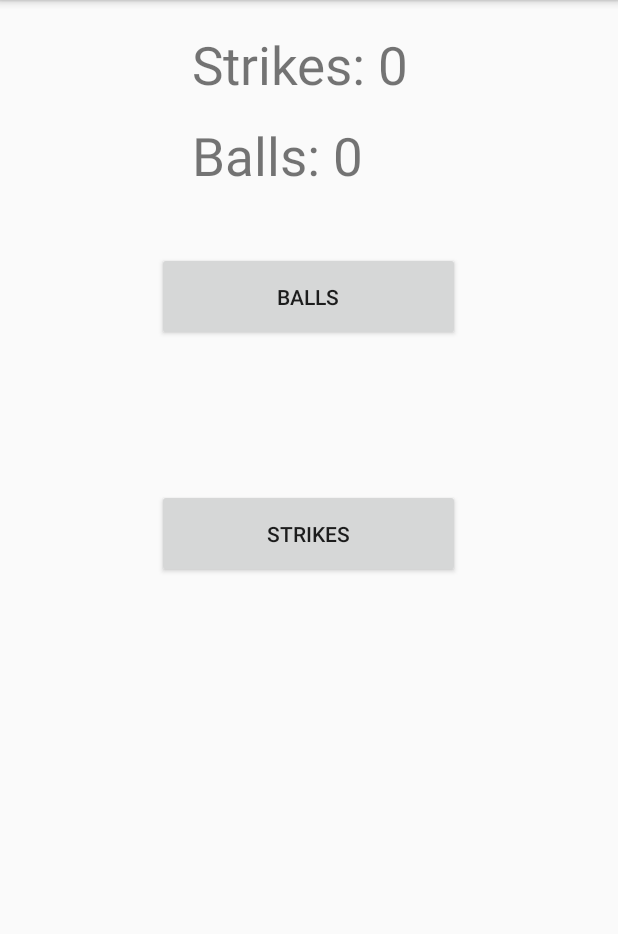
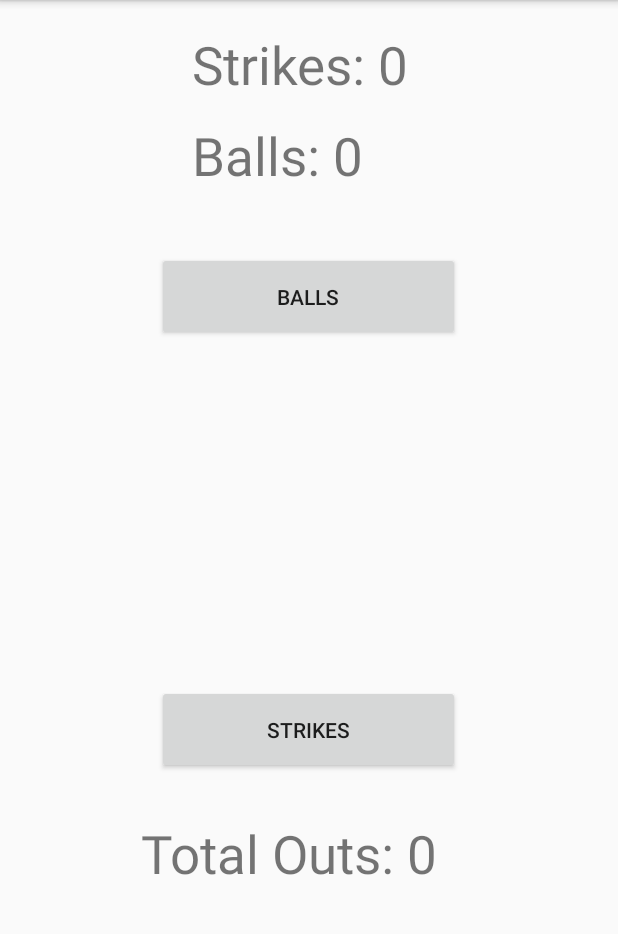
Before and after one commit to ZTheiss/UmpireBuddyCS449, an Android app: the screen it shows after launch (UmpireBuddy), after a tap on "Refresh", on a phone screen of 412 x 824 dp, the part 84-1018 px from its top. Run offline under Robolectric (Android 15) with nearby library versions, the phone set to English and light mode, and no system bars; 1 statement that could not run was skipped; 2 other taps on this screen came first.

Commit message:
Added in total Hits, need to fix persistent storage.

```diff
--- a/app/src/main/java/com/example/zacth/umpire_buddy/UmpireBuddy.java
+++ b/app/src/main/java/com/example/zacth/umpire_buddy/UmpireBuddy.java
@@ -3,6 +3,7 @@ package com.example.zacth.umpire_buddy;
 import android.app.AlertDialog;
 import android.content.DialogInterface;
 import android.content.Intent;
+import android.content.SharedPreferences;
 import android.os.Bundle;
 import android.support.v7.app.AppCompatActivity;
 import android.support.v7.widget.Toolbar;
@@ -16,12 +17,16 @@ import android.widget.Toast;
 
 public class UmpireBuddy extends AppCompatActivity {
 
+    public static final String SHARED_PREFS = "sharedPrefs";
+    public static final String TEXT = "text";
     Button bbtn;
     TextView btxt;
     TextView stxt;
+    TextView otext;
     Button sbtn;
     Integer bCounter = 0;
     Integer sCounter = 0;
+    Integer oCounter = 0;
     Integer outs = 0;
     // Used to load the 'native-lib' library on application startup.
     static {
@@ -36,6 +41,7 @@ public class UmpireBuddy extends AppCompatActivity {
         sbtn=(Button) findViewById(R.id.StrikeBtn);
         btxt=findViewById(R.id.BallTextView);
         stxt=findViewById(R.id.StrikeTextView);
+        otext=findViewById(R.id.outTextView);
 
         Toolbar myToolbar =(findViewById(R.id.my_toolbar));
         setSupportActionBar(myToolbar);
@@ -80,6 +86,8 @@ public class UmpireBuddy extends AppCompatActivity {
                             stxt.setText("Strikes: 0");
                             bCounter = 0;
                             sCounter = 0;
+                            oCounter++;
+                            otext.setText("Total Outs: " + oCounter);
                         }
                     });
                     strikesbuilder.show();
@@ -105,6 +113,12 @@ public class UmpireBuddy extends AppCompatActivity {
                 }
             }
         });
+
+        saveData();
+        loadData();
+
+
+
     }
 
     public void onBallButtonTap(View v){
@@ -136,9 +150,11 @@ public class UmpireBuddy extends AppCompatActivity {
         if (id == R.id.action_refresh) {
             btxt.setText("Balls: 0");
             stxt.setText("Strikes: 0");
+            otext.setText("Total Outs: 0");
             bCounter = 0;
             sCounter = 0;
             outs = 0;
+            oCounter = 0;
             Toast.makeText(this, "Refreshed", Toast.LENGTH_SHORT).show();
             return true;
         }
@@ -150,4 +166,14 @@ public class UmpireBuddy extends AppCompatActivity {
         return super.onOptionsItemSelected(item);
     }
 
+    public void saveData(){
+        SharedPreferences sharedPreferences = getSharedPreferences(SHARED_PREFS, MODE_PRIVATE);
+        SharedPreferences.Editor editor = sharedPreferences.edit();
+        editor.putString(TEXT, otext.getText().toString());
+
+        editor.apply();
+    }
+    public void loadData(){
+        SharedPreferences sharedPreferences = getSharedPreferences(SHARED_PREFS, MODE_PRIVATE);
+    }
 }
--- a/app/src/main/res/layout/activity_umpire_buddy.xml
+++ b/app/src/main/res/layout/activity_umpire_buddy.xml
@@ -6,6 +6,20 @@
     android:layout_width="match_parent"
     android:layout_height="match_parent"
     tools:context=".UmpireBuddy">
+
+    <TextView
+        android:id="@+id/outTextView"
+        android:layout_width="224dp"
+        android:layout_height="43dp"
+        android:layout_alignParentBottom="true"
+        android:layout_centerHorizontal="true"
+        android:layout_marginBottom="179dp"
+        android:text="@string/outs_text"
+        android:textSize="35dp"
+        app:layout_constraintEnd_toEndOf="parent"
+        app:layout_constraintHorizontal_bias="0.502"
+        app:layout_constraintStart_toStartOf="parent"
+        app:layout_constraintTop_toTopOf="parent" />
 
     <include
         android:id="@+id/toolbar"
@@ -43,7 +57,9 @@
         android:id="@+id/StrikeBtn"
         android:layout_width="202dp"
         android:layout_height="59dp"
-        android:layout_centerInParent="true"
+        android:layout_alignParentBottom="true"
+        android:layout_centerHorizontal="true"
+        android:layout_marginBottom="252dp"
         android:onClick="onStrikeButtonTap"
         android:text="Strikes"
         app:layout_constraintEnd_toEndOf="parent"
--- a/app/src/main/res/values/strings.xml
+++ b/app/src/main/res/values/strings.xml
@@ -4,5 +4,6 @@
     <string name="ball_text">Balls: 0 </string>
     <string name="action_refresh">Refresh</string>
     <string name="action_about">About</string>
+    <string name="outs_text">Total Outs: 0</string>
 
 </resources>
```
